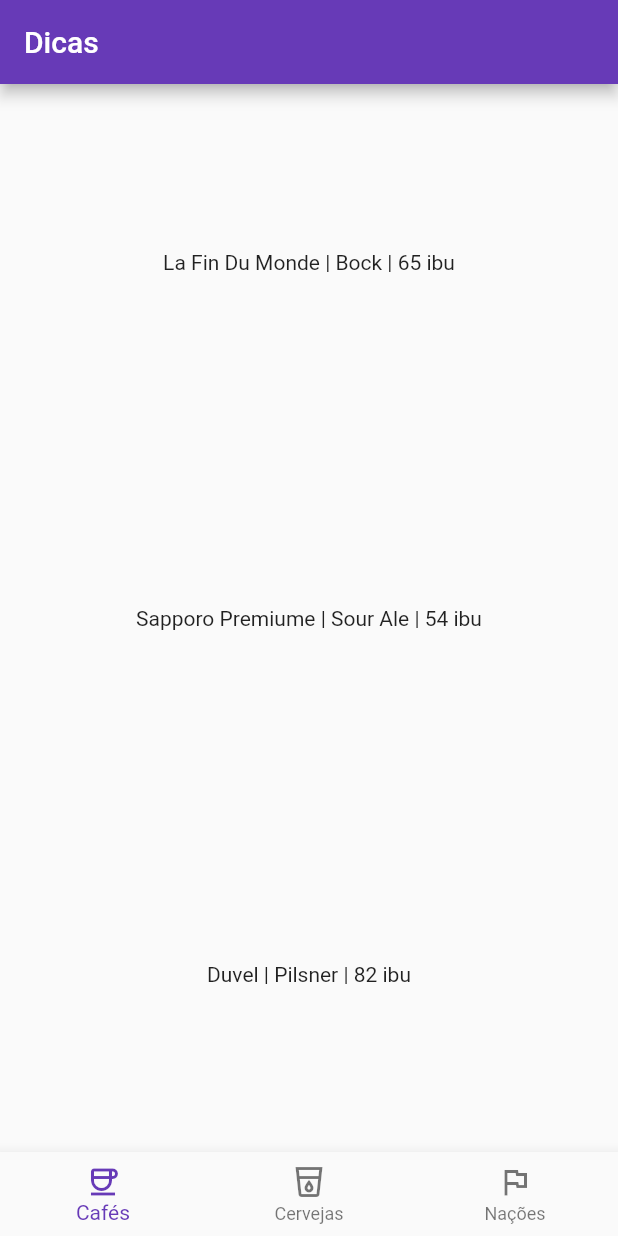
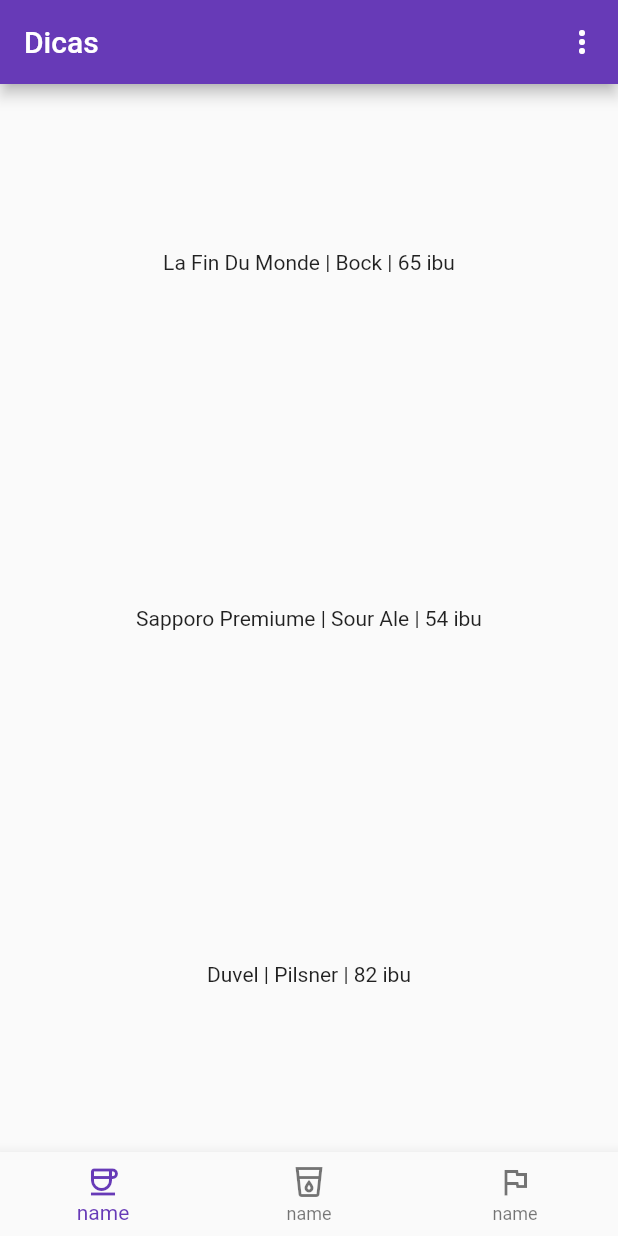
Before and after one commit to quirinof/oopFlutter, a Flutter app: the screen it shows after launch, on a phone screen of 412 x 824 dp. Run offline on Flutter 3.47's test engine with Material 2 defaults, Android fonts, the phone set to English and light mode, and no system bars; project files that could hold a hidden picture were left out.

Commit message:
update recipe3

```diff
--- a/recipe3/lib/main.dart
+++ b/recipe3/lib/main.dart
@@ -15,49 +15,77 @@
       home: Scaffold(
         appBar: AppBar(
           title: const Text("Dicas"),
+          actions: <Widget>[
+            PopupMenuButton<String>(
+              itemBuilder: (BuildContext context) => <PopupMenuEntry<String>>[
+                const PopupMenuItem<String>(
+                  child: ListTile(
+                    leading: Icon(Icons.color_lens_outlined),
+                    title: Text('Azul')
+                  )
+                ),
+                const PopupMenuItem<String>(
+                  child: ListTile(
+                    leading: Icon(Icons.color_lens),
+                    title: Text('Verde')
+                  )
+                ),
+                const PopupMenuItem<String>(
+                  child: ListTile(
+                    leading: Icon(Icons.color_lens),
+                    title: Text('Vermelho')
+                  )
+                )
+              ]
+            )
+          ]
         ),
         body: DataBodyWidget(objects: const [
           "La Fin Du Monde | Bock | 65 ibu",
           "Sapporo Premiume | Sour Ale | 54 ibu",
           "Duvel | Pilsner | 82 ibu"
         ]),
-        bottomNavigationBar: NewNavBar(),
+        bottomNavigationBar: NewNavBar(
+          icons: const[
+            Icon(Icons.coffee_outlined),
+            Icon(Icons.local_drink_outlined),
+            Icon(Icons.flag_outlined)
+          ]
+        )
       )
     );
   }
 }
 
 class NewNavBar extends StatelessWidget {
-  NewNavBar();
+  List<Icon> icons;
+  NewNavBar({this.icons = const[]});
+
   void botaoFoiTocado(int index) {
     print("Tocaram no botão $index");
   }
-
+  /*
+  BottomNavigationBarItem processarUmIcone(Icon icone) {
+    return BottomNavigationBarItem(icon: icone);
+  }
+  */
   @override
   Widget build(BuildContext context) {
     return BottomNavigationBar(
       onTap: botaoFoiTocado,
-      items: const [
-        BottomNavigationBarItem(
-          label: "Cafés",
-          icon: Icon(Icons.coffee_outlined),
-        ),
-        BottomNavigationBarItem(
-          label: "Cervejas",
-          icon: Icon(Icons.local_drink_outlined)
-        ),
-        BottomNavigationBarItem(
-          label: "Nações",
-          icon: Icon(Icons.flag_outlined)
+      items: icons.map(
+        (icn) => BottomNavigationBarItem(
+          label: "name",
+          icon: icn
         )
-      ]
+      ).toList()
     );
   }
 }
 
 class DataBodyWidget extends StatelessWidget {
   List<String> objects;
-  DataBodyWidget({this.objects = const []});
+  DataBodyWidget({this.objects = const[]});
   /*
   Expanded processarUmElemento(String obj){
     return Expanded(
@@ -67,10 +95,10 @@
   */
   @override
   Widget build(BuildContext context) {
-    return Column(children: objects.map(
-      (obj) => Expanded(
-        child: Center(child: Text(obj))
-      )
-    ).toList());
+    return Column(
+      children: objects.map(
+        (obj) => Expanded(child: Center(child: Text(obj)))
+      ).toList()
+    );
   }
 }
```
